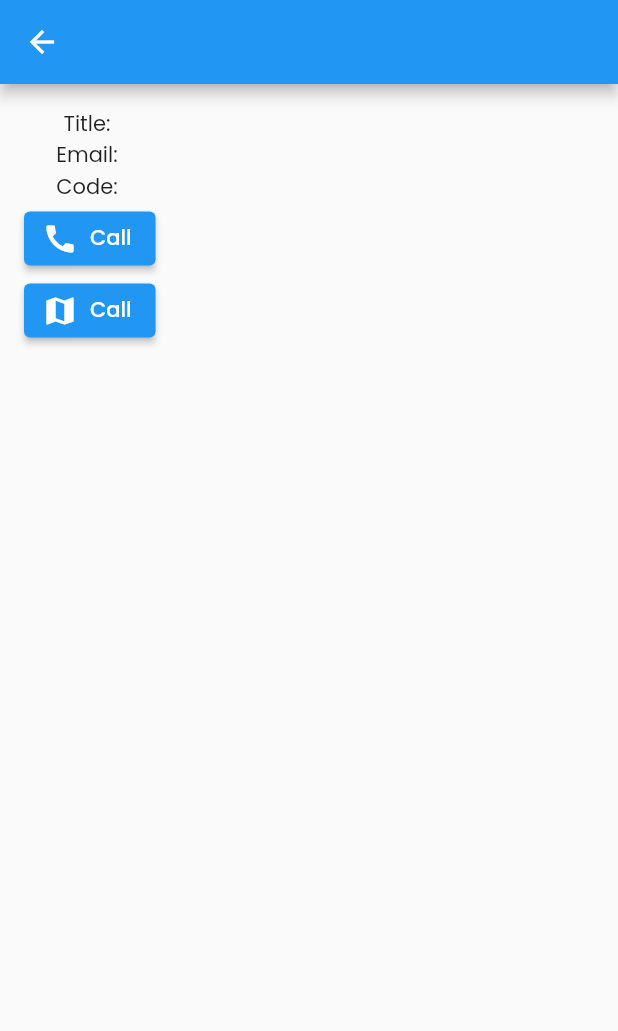
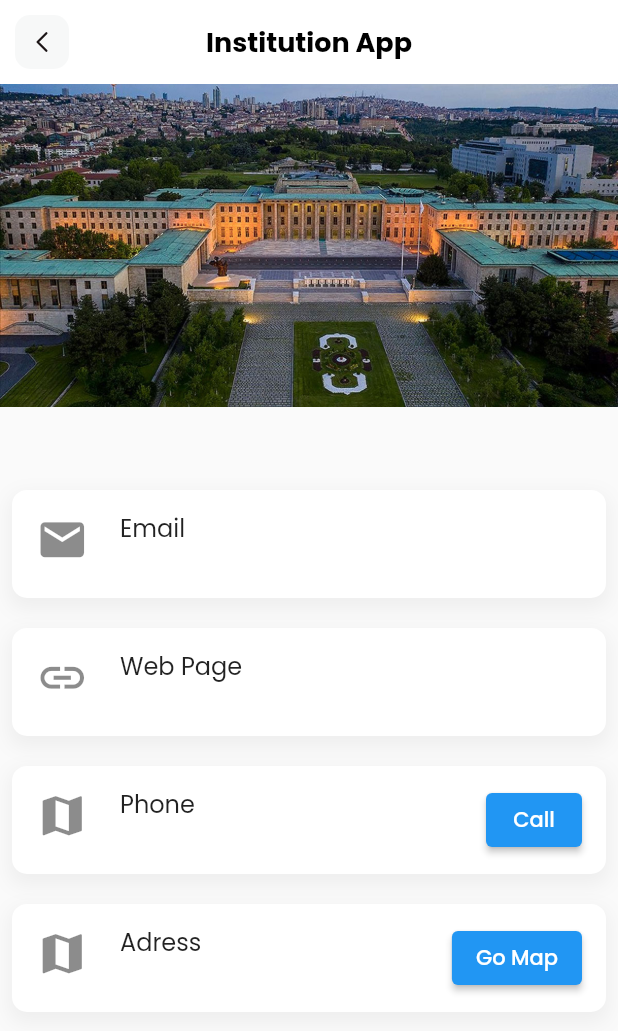
Before and after one commit to MehmetYildirimDev/flutter_institution, a Flutter app: the detailsScreen screen opened directly with empty values, on a phone screen of 412 x 824 dp. Shown: the top 1031 px of the screen. Run offline on Flutter 3.47's test engine with Material 2 defaults, Android fonts, the light colour scheme and no system bars; our stand-ins replace connectivity_plus, dio, flutter_svg; network calls fail.

Commit message:
feat: detailsScreen add ui design

```diff
--- a/lib/Pages/detailsScreen.dart
+++ b/lib/Pages/detailsScreen.dart
@@ -1,5 +1,6 @@
 import 'package:flutter/material.dart';
 import 'package:flutter_institutions_testcase/model/institution.dart';
+import 'package:flutter_svg/svg.dart';
 import 'package:url_launcher/url_launcher.dart';
 import 'package:url_launcher/url_launcher_string.dart';
 
@@ -25,30 +26,192 @@ class _detailsScreenState extends State<detailsScreen> {
   @override
   Widget build(BuildContext context) {
     return Scaffold(
-      appBar: AppBar(
-        title: Text(institution.title),
+      appBar: appBar(),
+      body: Column(
+        children: [
+          Image.asset(
+            'assets/images/tbmm.jpg',
+            fit: BoxFit.fill,
           ),
-      body: Padding(
-        padding: const EdgeInsets.all(16.0),
+          const SizedBox(height: 0),
+          Padding(
+            padding: const EdgeInsets.all(8.0),
             child: Column(
               children: [
-            Text('Title: ${institution.title}'),
-            Text('Email: ${institution.email}'),
-            Text('Code: ${institution.code}'),
-            ElevatedButton.icon(
+                Text(
+                  (institution.title),
+                  style: const TextStyle(
+                    color: Colors.black,
+                    fontSize: 18,
+                    fontWeight: FontWeight.w600,
+                  ),
+                ),
+                const SizedBox(height: 20),
+                Container(
+                  decoration: BoxDecoration(
+                    color: Colors.white,
+                    borderRadius: BorderRadius.circular(10),
+                    boxShadow: [
+                      BoxShadow(
+                        offset: Offset(0, 5),
+                        color: Colors.grey.shade200,
+                        spreadRadius: 2,
+                        blurRadius: 10,
+                      )
+                    ],
+                  ),
+                  child: ListTile(
+                    leading: const Icon(
+                      Icons.mail,
+                      size: 35,
+                    ),
+                    title: const Text('Email'),
+                    subtitle: Text(institution.email),
+                  ),
+                ),
+                const SizedBox(height: 20),
+                Container(
+                  decoration: BoxDecoration(
+                    color: Colors.white,
+                    borderRadius: BorderRadius.circular(10),
+                    boxShadow: [
+                      BoxShadow(
+                        offset: Offset(0, 5),
+                        color: Colors.grey.shade200,
+                        spreadRadius: 2,
+                        blurRadius: 10,
+                      )
+                    ],
+                  ),
+                  child: ListTile(
+                    leading: const Icon(
+                      Icons.link,
+                      size: 35,
+                    ),
+                    title: const Text('Web Page'),
+                    subtitle: Text(institution.link),
+                  ),
+                ),
+                const SizedBox(height: 20),
+                Container(
+                  decoration: BoxDecoration(
+                    color: Colors.white,
+                    borderRadius: BorderRadius.circular(10),
+                    boxShadow: [
+                      BoxShadow(
+                        offset: Offset(0, 5),
+                        color: Colors.grey.shade200,
+                        spreadRadius: 2,
+                        blurRadius: 10,
+                      )
+                    ],
+                  ),
+                  child: ListTile(
+                    leading: const Icon(
+                      Icons.map,
+                      size: 35,
+                    ),
+                    title: const Text('Phone'),
+                    subtitle: Text(institution.tel),
+                    trailing: ElevatedButton(
                         onPressed: () {
                           _makePhoneCall(institution.tel);
                         },
-                icon: const Icon(Icons.call),
-                label: const Text("Call")),
-            ElevatedButton.icon(
+                        child: const Text("Call")),
+                  ),
+                ),
+                const SizedBox(height: 20),
+                Container(
+                  decoration: BoxDecoration(
+                    color: Colors.white,
+                    borderRadius: BorderRadius.circular(10),
+                    boxShadow: [
+                      BoxShadow(
+                        offset: Offset(0, 5),
+                        color: Colors.grey.shade200,
+                        spreadRadius: 2,
+                        blurRadius: 10,
+                      )
+                    ],
+                  ),
+                  child: ListTile(
+                    leading: const Icon(
+                      Icons.map,
+                      size: 35,
+                    ),
+                    title: const Text('Adress'),
+                    subtitle: Text(institution.adres),
+                    trailing: ElevatedButton(
                         onPressed: () {
                           gotoMap();
                         },
-                icon: const Icon(Icons.map),
-                label: const Text("Call")),
-            Text(infoText),
+                        child: const Text("Go Map")),
+                  ),
+                ),
               ],
+            ),
+          )
+
+          // Container(
+          //   padding: const EdgeInsets.all(2),
+          //   decoration: BoxDecoration(
+          //     borderRadius: BorderRadius.circular(5),
+          //     color: Colors.grey.shade200,
+          //   ),
+          //   child: Card(
+          //     elevation: 2,
+          //     child: Text(institution.title.toString()),
+          //   ),
+          // ),
+          // Text('Email: ${institution.email}'),
+          // Text('Code: ${institution.code}'),
+          // ElevatedButton.icon(
+          //     onPressed: () {
+          //       _makePhoneCall(institution.tel);
+          //     },
+          //     icon: const Icon(Icons.call),
+          //     label: const Text("Call")),
+          // ElevatedButton.icon(
+          //     onPressed: () {
+          //       gotoMap();
+          //     },
+          //     icon: const Icon(Icons.map),
+          //     label: const Text("Call")),
+          // Text(infoText),
+        ],
+      ),
+    );
+  }
+
+  AppBar appBar() {
+    return AppBar(
+      title: const Text(
+        'Institution App',
+        style: TextStyle(
+          color: Colors.black,
+          fontSize: 18,
+          fontWeight: FontWeight.bold,
+        ),
+      ),
+      centerTitle: true,
+      backgroundColor: Colors.white,
+      elevation: 0.0,
+      leading: GestureDetector(
+        onTap: () {
+          Navigator.pop(context);
+        },
+        child: Container(
+          margin: const EdgeInsets.all(10),
+          alignment: Alignment.center,
+          decoration: BoxDecoration(
+            color: const Color(0xffF7F8F8),
+            borderRadius: BorderRadius.circular(10),
+          ),
+          child: SvgPicture.asset(
+            'assets/icons/Arrow - Left 2.svg',
+            height: 20,
+            width: 20,
+          ),
         ),
       ),
     );
```
Lines whose indentation alone changed are shown as unchanged.
